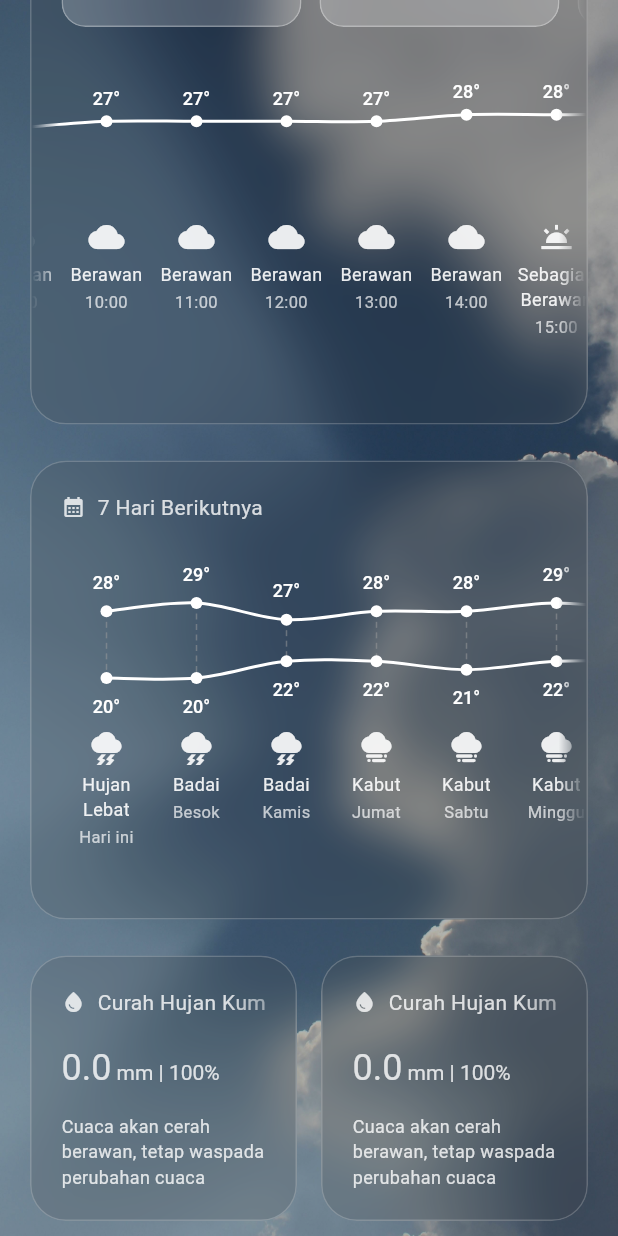
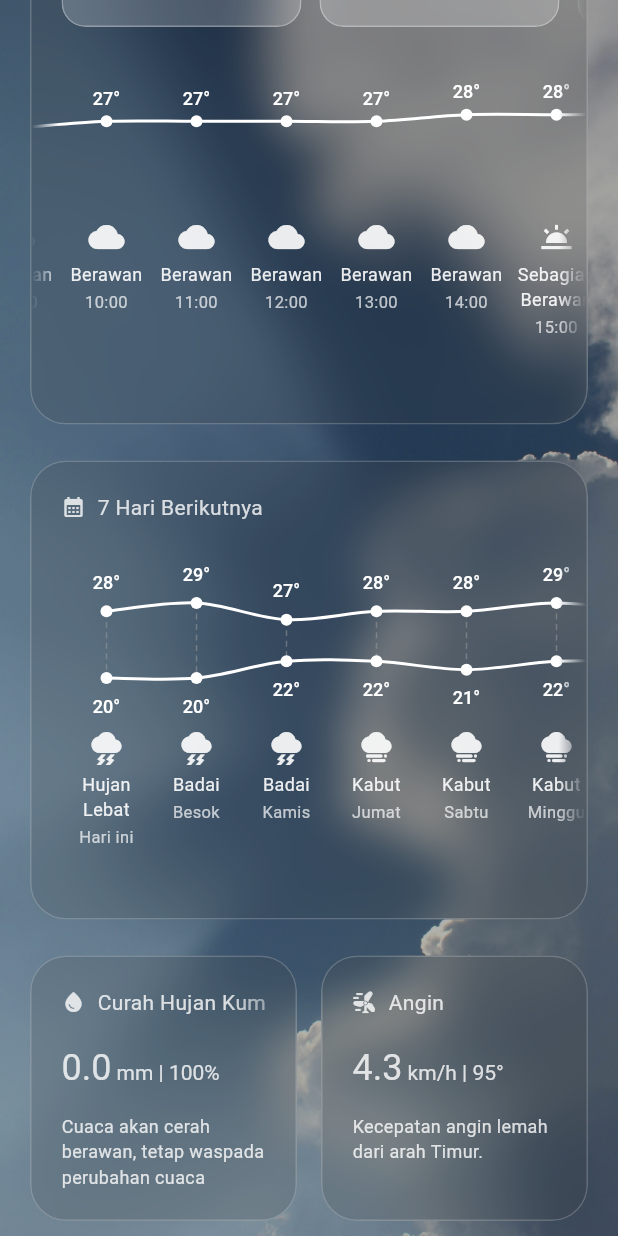
Before and after one commit to hmzahiqball/weather-app, a Flutter app: the screen it shows after launch, scrolled down 619 dp, on a phone screen of 412 x 824 dp. Run offline on Flutter 3.47's test engine with Material 3 defaults, Android fonts, the phone set to English and light mode, and no system bars; our stand-ins replace geolocator; network calls fail.

Commit message:
add daily wind speed card

```diff
--- a/lib/screens/home_screen.dart
+++ b/lib/screens/home_screen.dart
@@ -8,9 +8,25 @@ import 'package:weather_app/widget/build_weatherDesc.dart';
 import 'package:weather_app/widget/build_weatherCards.dart';
 import 'package:weather_app/widget/build_dailyMinMax.dart';
 import 'package:weather_app/widget/build_dailyRainSum.dart';
+import 'package:weather_app/widget/build_dailyWind.dart';
 
-class HomeScreen extends StatelessWidget {
+class HomeScreen extends StatefulWidget {
   const HomeScreen({super.key});
+
+  @override
+  State<HomeScreen> createState() => _HomeScreenState();
+}
+
+class _HomeScreenState extends State<HomeScreen> {
+  late Future<int> _weatherCodeFuture;
+  late Future<String?> _weatherDescFuture;
+
+  @override
+  void initState() {
+    super.initState();
+    _weatherCodeFuture = getLatestWeatherCode();
+    _weatherDescFuture = _weatherCodeFuture.then((code) => getWeatherDesc(code));
+  }
 
   // Ambil weatherCode terbaru dari dummy2.json
   Future<int> getLatestWeatherCode() async {
@@ -96,7 +112,9 @@ class HomeScreen extends StatelessWidget {
                           const SizedBox(height: 24),
                           BuildDailyminmax(),
                           const SizedBox(height: 24),
-                          Row(
+                          IntrinsicHeight(
+                            child: Row(
+                              crossAxisAlignment: CrossAxisAlignment.stretch,
                               children: [
                                 Expanded(
                                   flex: 1,
@@ -109,10 +127,11 @@ class HomeScreen extends StatelessWidget {
                                   flex: 1,
                                   child: Padding(
                                     padding: const EdgeInsets.only(left: 8.0),
-                                  child: BuildDailyRainSum(),
+                                    child: BuildDailyWind(),
                                   ),
                                 ),
                               ],
+                            ),
                           ),
                         ],
                       ),
--- /dev/null
+++ b/lib/widget/build_dailyWind.dart
@@ -0,0 +1,175 @@
+import 'dart:convert';
+import 'package:flutter/material.dart';
+import 'package:flutter/services.dart';
+import 'dart:ui';
+import 'package:intl/intl.dart';
+
+class BuildDailyWind extends StatelessWidget {
+  Future<Map<String, dynamic>> loadAllWeatherData() async {
+    try {
+      final String response = await rootBundle.loadString(
+        'assets/json/dummy2.json',
+      );
+      final data = json.decode(response);
+
+      // ambil waktu lokal sekarang dalam format yang cocok dengan hourly time
+      final now = DateFormat("yyyy-MM-ddTHH:00").format(DateTime.now());
+      final hourlyTimes = data["hourly"]["time"] as List;
+      final indexNow = hourlyTimes.indexOf(now);
+
+      // ambil data hourly
+      final windDirection = data["hourly"]["wind_direction_10m"][indexNow];
+      final windSpeed = data["hourly"]["wind_speed_10m"][indexNow];
+
+      return {
+        "windDirection": windDirection,
+        "windSpeed": windSpeed,
+      };
+    } catch (e) {
+      print(e);
+      return {};
+    }
+  }
+
+  String getWindDirection(int windDirection) {
+    if (windDirection >= 0 && windDirection < 45) {
+      return "Utara";
+    } else if (windDirection >= 45 && windDirection < 90) {
+      return "Timur Laut";
+    } else if (windDirection >= 90 && windDirection < 135) {
+      return "Timur";
+    } else if (windDirection >= 135 && windDirection < 180) {
+      return "Tenggara";
+    } else if (windDirection >= 180 && windDirection < 225) {
+      return "Selatan";
+    } else if (windDirection >= 225 && windDirection < 270) {
+      return "Barat Daya";
+    } else if (windDirection >= 270 && windDirection < 315) {
+      return "Barat";
+    } else if (windDirection >= 315 && windDirection < 360) {
+      return "Barat Laut";
+    } else {
+      return "Tidak Diketahui";
+    }
+  }
+
+  String getWindDescription(int windSpeed) {
+    if (windSpeed < 1) {
+      return "angin sangat lemah";
+    } else if (windSpeed < 5) {
+      return "angin lemah";
+    } else if (windSpeed < 10) {
+      return "angin sedang";
+    } else if (windSpeed < 15) {
+      return "angin kuat";
+    } else if (windSpeed < 20) {
+      return "angin sangat kuat";
+    } else {
+      return "angin ekstrem";
+    }
+  }
+
+  @override
+  Widget build(BuildContext context) {
+    return FutureBuilder(
+      future: loadAllWeatherData(),
+      builder: (context, snapshot) {
+        if (snapshot.connectionState == ConnectionState.waiting) {
+          return const Center(child: CircularProgressIndicator());
+        } else if (snapshot.hasError) {
+          return Center(
+            child: Text(
+              'Error loading wind data',
+              style: TextStyle(color: Colors.white),
+            ),
+          );
+        } else {
+          final windDirection = snapshot.data?["windDirection"] ?? "0°";
+          final windSpeed = snapshot.data?["windSpeed"] ?? 0.0;
+          final windDirectionText = getWindDirection(windDirection);
+          final windSpeedText = getWindDescription(windSpeed.toInt());
+          return ClipRRect(
+            borderRadius: BorderRadius.circular(24),
+            child: BackdropFilter(
+              filter: ImageFilter.blur(sigmaX: 15, sigmaY: 15),
+              child: Container(
+                decoration: BoxDecoration(
+                  color: const Color.fromARGB(40, 58, 58, 58),
+                  borderRadius: BorderRadius.circular(24),
+                  border: Border.all(color: Colors.white.withOpacity(0.2)),
+                ),
+                padding: const EdgeInsets.symmetric(vertical: 20),
+                child: Column(
+                  crossAxisAlignment: CrossAxisAlignment.start,
+                  children: [
+                    Padding(
+                      padding: const EdgeInsets.symmetric(horizontal: 20),
+                      child: SingleChildScrollView(
+                        scrollDirection: Axis.horizontal,
+                        child: Row(
+                          children: [
+                            Icon(
+                              Icons.wind_power,
+                              color: Colors.white.withOpacity(0.8),
+                              size: 16,
+                            ),
+                            const SizedBox(width: 8),
+                            Text(
+                              'Angin',
+                              style: TextStyle(
+                                color: Colors.white.withOpacity(0.8),
+                                fontSize: 14,
+                              ),
+                            ),
+                          ],
+                        ),
+                      ),
+                    ),
+                    const SizedBox(height: 20),
+                    Padding(
+                      padding: const EdgeInsets.symmetric(horizontal: 20),
+                      child: RichText(
+                        text: TextSpan(
+                          children: [
+                            TextSpan(
+                              text: '${windSpeed}',
+                              style: TextStyle(
+                                color: Colors.white.withOpacity(0.8),
+                                fontSize: 24,
+                              ),
+                            ),
+                            TextSpan(
+                              text: ' km/h | ${windDirection}°',
+                              style: TextStyle(
+                                color: Colors.white.withOpacity(0.8),
+                                fontSize: 14,
+                              ),
+                            ),
+                          ],
+                        ),
+                      ),
+                    ),
+                    const SizedBox(height: 16),
+                    Padding(
+                      padding: const EdgeInsets.symmetric(horizontal: 20),
+                      child: Text(
+                        // getWindDescription(windSpeed.toInt()),
+                        'Kecepatan ${windSpeedText} dari arah ${windDirectionText}.',
+                        style: TextStyle(
+                          color: Colors.white
+                              .withOpacity(0.8)
+                              .withOpacity(0.8),
+                          fontSize: 12,
+                        ),
+                      ),
+                    ),
+                  ],
+                ),
+              ),
+            ),
+          );
+        }
+      },
+    );
+  }
+}
```
Lines whose indentation alone changed are shown as unchanged.
